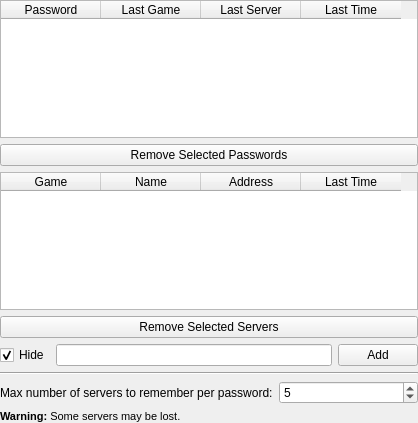
Above: src/core/gui/configuration/cfgserverpasswords.ui from DoomseekerTeam/Doomseeker before the change. Below: the same form after it.
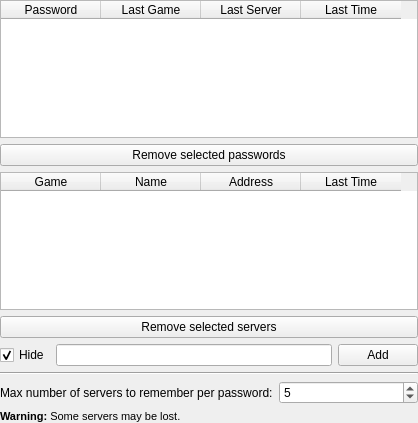
That is the form after the change. Icons and pictures are not drawn.

```diff
--- a/src/core/gui/configuration/cfgserverpasswords.ui
+++ b/src/core/gui/configuration/cfgserverpasswords.ui
@@ -80,7 +80,7 @@
    <item>
     <widget class="QPushButton" name="btnRemovePasswords">
      <property name="text">
-      <string>Remove Selected Passwords</string>
+      <string>Remove selected passwords</string>
      </property>
      <property name="icon">
       <iconset resource="../../../../media/resources.qrc">
@@ -145,7 +145,7 @@
    <item>
     <widget class="QPushButton" name="btnRemoveServers">
      <property name="text">
-      <string>Remove Selected Servers</string>
+      <string>Remove selected servers</string>
      </property>
      <property name="icon">
       <iconset resource="../../../../media/resources.qrc">
```
